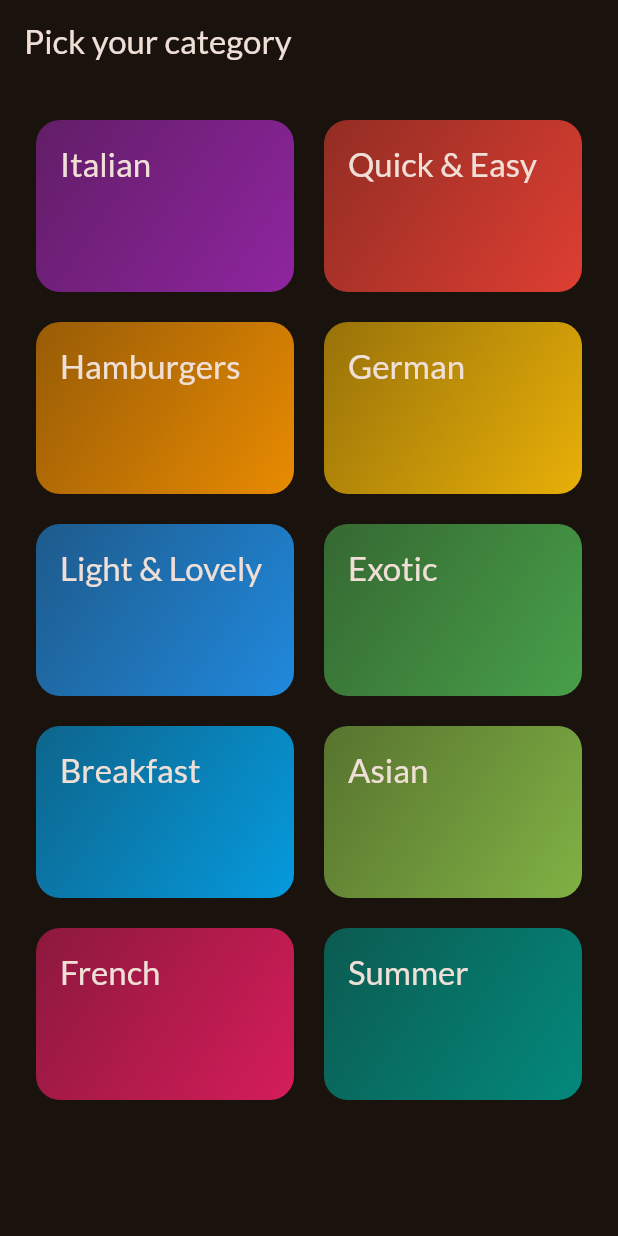
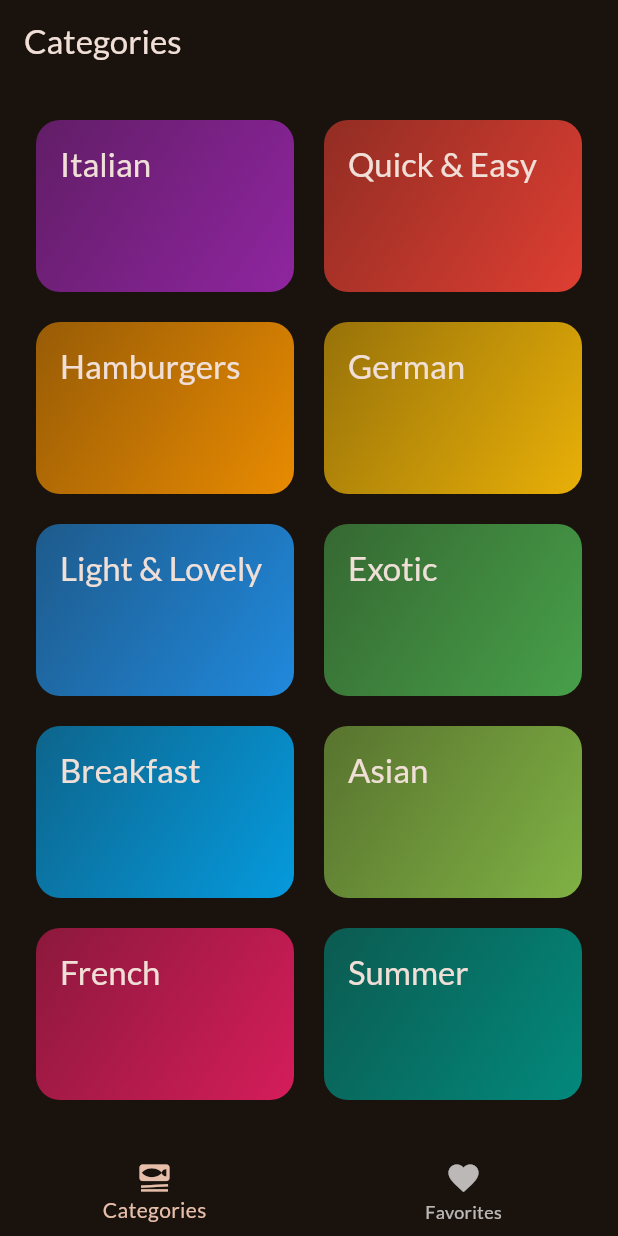
Before and after one commit to gustawx/meals_app, a Flutter app: the screen it shows after launch, on a phone screen of 412 x 824 dp. Run offline on Flutter 3.47's test engine with Material 2 defaults, Android fonts, the phone set to English and light mode, and no system bars; our stand-ins replace google_fonts, transparent_image.

Commit message:
feat(main.dart): replace CategoriesScreen with TabsScreen as home screen for better navigation refactor(categories.dart): remove AppBar and wrap content in GridView for better UI consistency feat(meal_details.dart): add ingredients and steps sections for more detailed meal information feat(meals.dart): add onToggleFavorite function to handle favorite meals feat(tabs.dart): create new TabsScreen for better navigation between categories and favorites

```diff
--- a/lib/main.dart
+++ b/lib/main.dart
@@ -1,6 +1,6 @@
 import 'package:flutter/material.dart';
 import 'package:google_fonts/google_fonts.dart';
-import 'package:meals_app/screens/categories.dart';
+import 'package:meals_app/screens/tabs.dart';
 
 final theme = ThemeData(
   useMaterial3: true,
@@ -20,6 +20,6 @@ class App extends StatelessWidget {
 
   @override
   Widget build(BuildContext context) {
-    return MaterialApp(theme: theme, home: const CategoriesScreen());
+    return MaterialApp(theme: theme, home: const TabsScreen());
   }
 }
--- a/lib/screens/categories.dart
+++ b/lib/screens/categories.dart
@@ -1,11 +1,17 @@
 import 'package:flutter/material.dart';
 import 'package:meals_app/data/dummy_data.dart';
 import 'package:meals_app/models/category.dart';
+import 'package:meals_app/models/meal.dart';
 import 'package:meals_app/screens/meals.dart';
 import 'package:meals_app/widgets/category_grid_item.dart';
 
 class CategoriesScreen extends StatelessWidget {
-  const CategoriesScreen({super.key});
+  const CategoriesScreen({
+    super.key,
+    required this.onToggleFAvorite,
+  });
+
+  final void Function(Meal meal) onToggleFAvorite;
 
   void _selectedCategory(context, Category category) {
     // Navigator.push(context, route) to samo co Navigator.of(context).push(route)
@@ -17,17 +23,14 @@ class CategoriesScreen extends StatelessWidget {
             )
             .toList(),
         title: category.title,
+        onToggleFAvorite: onToggleFAvorite,
       ),
     ));
   }
 
   @override
   Widget build(BuildContext context) {
-    return Scaffold(
-      appBar: AppBar(
-        title: const Text("Pick your category"),
-      ),
-      body: GridView(
+    return GridView(
       padding: const EdgeInsets.all(24),
       gridDelegate: const SliverGridDelegateWithFixedCrossAxisCount(
         crossAxisCount: 2,
@@ -44,7 +47,6 @@ class CategoriesScreen extends StatelessWidget {
             },
           )
       ],
-      ),
     );
   }
 }
--- /dev/null
+++ b/lib/screens/tabs.dart
@@ -0,0 +1,70 @@
+import 'package:flutter/material.dart';
+import 'package:meals_app/models/meal.dart';
+import 'package:meals_app/screens/categories.dart';
+import 'package:meals_app/screens/meals.dart';
+
+class TabsScreen extends StatefulWidget {
+  const TabsScreen({super.key});
+
+  @override
+  State<StatefulWidget> createState() {
+    return _TabsScreenState();
+  }
+}
+
+class _TabsScreenState extends State<TabsScreen> {
+  int _selectedPageIndex = 0;
+  final List<Meal> _favoriteMeals = [];
+
+  void _toggleMealFavoriteMealStatus(Meal meal) {
+    final isExisting = _favoriteMeals.contains(meal);
+
+    if (isExisting) {
+      _favoriteMeals.remove(meal);
+    } else {
+      _favoriteMeals.add(meal);
+    }
+  }
+
+  void _selectPage(int index) {
+    setState(() {
+      _selectedPageIndex = index;
+    });
+  }
+
+  @override
+  Widget build(BuildContext context) {
+    Widget activePage = CategoriesScreen(
+      onToggleFAvorite: _toggleMealFavoriteMealStatus,
+    );
+    var activePageTitle = "Categories";
+
+    if (_selectedPageIndex == 1) {
+      activePage = MealsScreen(
+        meals: [],
+        onToggleFAvorite: _toggleMealFavoriteMealStatus,
+      );
+      activePageTitle = "Favorites";
+    }
+
+    return Scaffold(
+      appBar: AppBar(
+        title: Text(activePageTitle),
+      ),
+      body: activePage,
+      bottomNavigationBar: BottomNavigationBar(
+        currentIndex: _selectedPageIndex,
+        items: [
+          BottomNavigationBarItem(
+            icon: Icon(Icons.set_meal),
+            label: "Categories",
+          ),
+          BottomNavigationBarItem(
+              icon: Icon(Icons.favorite), label: "Favorites"),
+        ],
+        onTap:
+            _selectPage, //index tapnietego elementu jest automatycznie przekierowany do funkcji
+      ),
+    );
+  }
+}
```
Also changed, not shown: lib/screens/meal_details.dart (+70 -7 lines), lib/screens/meals.dart (+14 -4 lines). Lines whose indentation alone changed are shown as unchanged.
